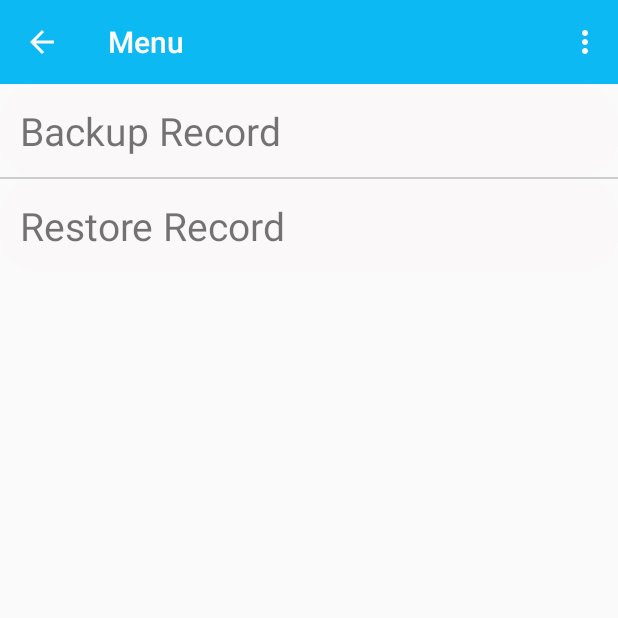
After one commit to nguyenson2012/RefreshBodyISBK, an Android app: the fragment FragmentBackUp placed in its activity, on a phone screen of 412 x 824 dp, the top half of it. The commit adds this screen. Run offline under Robolectric (Android 15) with nearby library versions, the phone set to English and light mode, and no system bars; our stand-ins replace Volley, sdp/ssp sizes; libraries missing offline, so code that uses them is left out: at.grabner.circleprogress, com.github.lzyzsd.circleprogress, com.mikepenz.materialdrawer; network calls fail.

Commit message:
add backup

```diff
--- /dev/null
+++ b/app/src/main/java/com/example/asus/refreshbody/fragment/FragmentBackUp.java
@@ -0,0 +1,122 @@
+package com.example.asus.refreshbody.fragment;
+
+import android.content.Context;
+import android.content.SharedPreferences;
+import android.os.Bundle;
+import android.support.annotation.Nullable;
+import android.support.v4.app.Fragment;
+import android.util.Log;
+import android.view.LayoutInflater;
+import android.view.View;
+import android.view.ViewGroup;
+import android.widget.TextView;
+import android.widget.Toast;
+
+import com.android.volley.Request;
+import com.android.volley.Response;
+import com.android.volley.VolleyError;
+import com.android.volley.toolbox.StringRequest;
+import com.example.asus.refreshbody.R;
+import com.example.asus.refreshbody.RefreshBodyApplication;
+import com.example.asus.refreshbody.activity.MainActivity;
+import com.example.asus.refreshbody.database.model.DrinkIntakeItem;
+import com.example.asus.refreshbody.provider.PlanDBHelper;
+import com.example.asus.refreshbody.utils.Constant;
+
+import java.util.ArrayList;
+import java.util.HashMap;
+import java.util.Map;
+
+/**
+ * Created by Asus on 10/16/2016.
+ */
+
+public class FragmentBackUp extends Fragment {
+    private TextView tvBackup,tvRestore;
+
+    private PlanDBHelper planDBHelper;
+    private String userId;
+    private SharedPreferences sharedPreferences;
+
+    @Nullable
+    @Override
+    public View onCreateView(LayoutInflater inflater, @Nullable ViewGroup container, @Nullable Bundle savedInstanceState) {
+        View layout=inflater.inflate(R.layout.fragment_backup,container,false);
+        setupView(layout);
+        registerEvent();
+        return layout;
+    }
+
+    @Override
+    public void onActivityCreated(@Nullable Bundle savedInstanceState) {
+        super.onActivityCreated(savedInstanceState);
+        planDBHelper=PlanDBHelper.getInstance(getActivity());
+        sharedPreferences=getActivity().getSharedPreferences(Constant.MY_PREFERENCE, Context.MODE_PRIVATE);
+    }
+
+    private void registerEvent() {
+        tvRestore.setOnClickListener(new View.OnClickListener() {
+            @Override
+            public void onClick(View v) {
+
+            }
+        });
+        tvBackup.setOnClickListener(new View.OnClickListener() {
+            @Override
+            public void onClick(View v) {
+                ArrayList<DrinkIntakeItem> drinkIntakeItems=planDBHelper.getAllDrinkIntake();
+                for(DrinkIntakeItem drinkIntakeItem:drinkIntakeItems){
+                    if(!drinkIntakeItem.isUpdated())
+                        insertDrinkIntakeToServer(drinkIntakeItem);
+                }
+            }
+        });
+    }
+    private void insertDrinkIntakeToServer(final DrinkIntakeItem drinkIntakeItem) {
+        // Tag used to cancel the request
+        String tag_string_req = "req_login";
+        StringRequest strReq = new StringRequest(Request.Method.POST,
+                Constant.URL_UPLOAD_HISTORIES, new Response.Listener<String>() {
+
+            @Override
+            public void onResponse(String response) {
+                Log.e("respond:", response);
+            }
+        }, new Response.ErrorListener() {
+
+            @Override
+            public void onErrorResponse(VolleyError error) {
+                Log.e("register error", "Registration Error: " + error.getMessage());
+            }
+        }) {
+
+            @Override
+            protected Map<String, String> getParams() {
+                // Posting params to register url
+                Map<String, String> params = new HashMap<String, String>();
+                getUserId();
+                params.put(Constant.ID_DRINK_INTAKE,drinkIntakeItem.getIdDrink());
+                params.put(Constant.ID_USER,userId);
+                params.put(Constant.SYMBOL_POSITION,drinkIntakeItem.getSymbolPosition()+"");
+                params.put(Constant.AMOUNT_DRINK,drinkIntakeItem.getAmountDrink()+"");
+                params.put(Constant.NAME_DRINK,drinkIntakeItem.getNameDrink());
+                params.put(Constant.TIME_DRINK,drinkIntakeItem.getDateString());
+                return params;
+            }
+
+        };
+
+        // Adding request to request queue
+        RefreshBodyApplication.getInstance().addToRequestQueue(strReq, tag_string_req);
+    }
+    private void getUserId() {
+        userId=sharedPreferences.getString(Constant.ID_USER,"");
+    }
+
+    private void setupView(View layout) {
+        tvBackup=(TextView)layout.findViewById(R.id.tv_backup_record);
+        tvRestore=(TextView)layout.findViewById(R.id.tv_restore_record);
+    }
+
+
+}
--- a/app/src/main/java/com/example/asus/refreshbody/fragment/FragmentChooseCup.java
+++ b/app/src/main/java/com/example/asus/refreshbody/fragment/FragmentChooseCup.java
@@ -76,7 +76,6 @@
 
             @Override
             public void clickEdit(int position) {
-                Toast.makeText(getActivity(),"Click on cup edit "+position,Toast.LENGTH_SHORT).show();
                 openDialogEditCup(arrayListDrinkIntakeItems.get(position));
             }
         });
--- a/app/src/main/java/com/example/asus/refreshbody/fragment/FragmentLogin.java
+++ b/app/src/main/java/com/example/asus/refreshbody/fragment/FragmentLogin.java
@@ -240,6 +240,7 @@
                         drinkIntakeItem.setAmountDrink(Integer.parseInt(jsonObject.getString(Constant.AMOUNT_DRINK)));
                         drinkIntakeItem.setNameDrink(jsonObject.getString(Constant.NAME_DRINK));
                         drinkIntakeItem.setDateString(jsonObject.getString(Constant.TIME_DRINK));
+                        drinkIntakeItem.setUpdated(true);
                         planDBHelper.insertDrinkIntake(drinkIntakeItem);
                     }
                     saveIdUser(idUser);
--- a/app/src/main/java/com/example/asus/refreshbody/fragment/FragmentSetting.java
+++ b/app/src/main/java/com/example/asus/refreshbody/fragment/FragmentSetting.java
@@ -19,7 +19,9 @@
 import android.widget.Toast;
 
 import com.example.asus.refreshbody.R;
+import com.example.asus.refreshbody.activity.MainActivity;
 import com.example.asus.refreshbody.utils.Constant;
+import com.example.asus.refreshbody.utils.ScreenManager;
 
 /**
  * Created by Asus on 10/16/2016.
@@ -77,6 +79,8 @@
                     case 0:
                         openDialogChangeWeight();
                         break;
+                    case 1:
+                        ((MainActivity)getActivity()).openFragmentBackUp();
                 }
             }
         });
@@ -136,7 +140,7 @@
     }
 
     private void setAdapterForListView() {
-        arrayAdapterGeneral=new ArrayAdapter<String>(getActivity(),android.R.layout.simple_list_item_1,new String[]{"Weight"});
+        arrayAdapterGeneral=new ArrayAdapter<String>(getActivity(),android.R.layout.simple_list_item_1,new String[]{"Weight","Backup & Restore"});
         lvGeneral.setAdapter(arrayAdapterGeneral);
         arrayAdapterOther=new ArrayAdapter<String>(getActivity(),android.R.layout.simple_list_item_1,new String[]{"Feedback","Share With Friend","Rate Us"});
         lvOther.setAdapter(arrayAdapterOther);
--- /dev/null
+++ b/app/src/main/res/layout/fragment_backup.xml
@@ -0,0 +1,25 @@
+<?xml version="1.0" encoding="utf-8"?>
+<LinearLayout xmlns:android="http://schemas.android.com/apk/res/android"
+    android:orientation="vertical" android:layout_width="match_parent"
+    android:layout_height="match_parent">
+<TextView
+    android:id="@+id/tv_backup_record"
+    android:layout_width="match_parent"
+    android:layout_height="wrap_content"
+    android:text="@string/backup"
+    android:textSize="@dimen/_20sdp"
+    android:padding="@dimen/_10sdp"
+    android:background="@drawable/custom_button_login"/>
+    <View
+        android:layout_width="match_parent"
+        android:layout_height="@dimen/_1sdp"
+        android:background="@color/gray_light"/>
+    <TextView
+        android:id="@+id/tv_restore_record"
+        android:layout_width="match_parent"
+        android:layout_height="wrap_content"
+        android:text="@string/restore_record"
+        android:textSize="@dimen/_20sdp"
+        android:padding="@dimen/_10sdp"
+        android:background="@drawable/custom_button_login"/>
+</LinearLayout>
--- a/app/src/main/res/values/strings.xml
+++ b/app/src/main/res/values/strings.xml
@@ -83,5 +83,7 @@
     <string name="settings">Settings</string>
     <string name="contact_developer_uri">mailto:isbk@gmail.com</string>
     <string name="uri_app_store">http://play.google.com/</string>
+    <string name="backup">Backup Record</string>
+    <string name="restore_record">Restore Record</string>
 
 </resources>
```
Also changed, not shown: app/src/main/java/com/example/asus/refreshbody/activity/MainActivity.java (+16 -46 lines).
